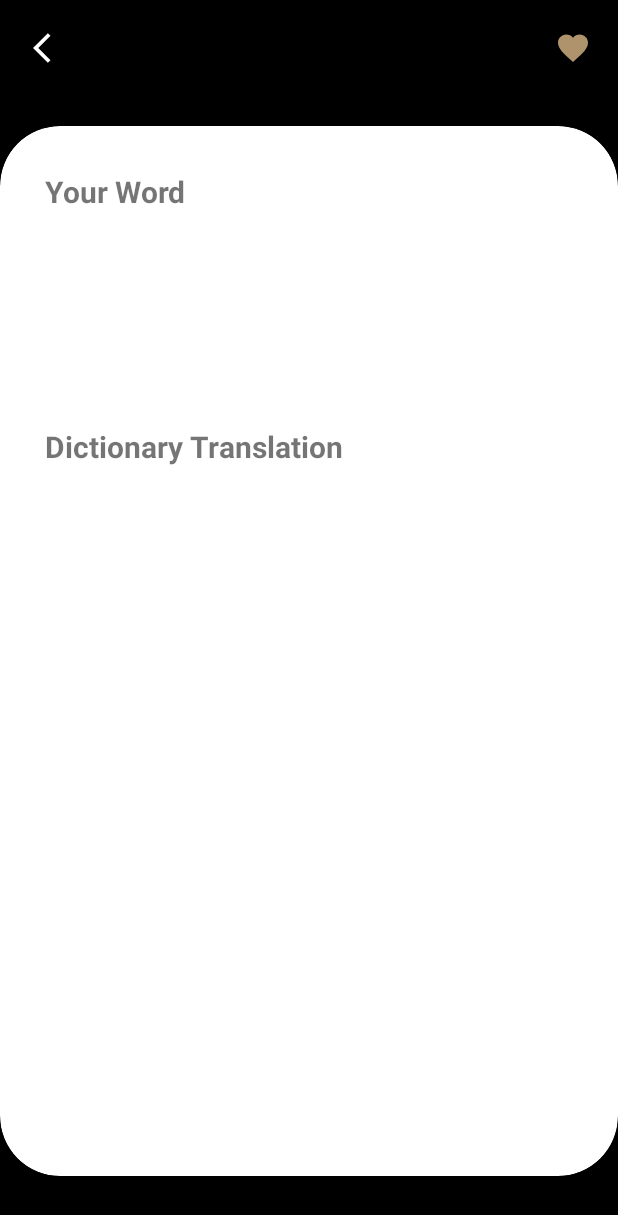
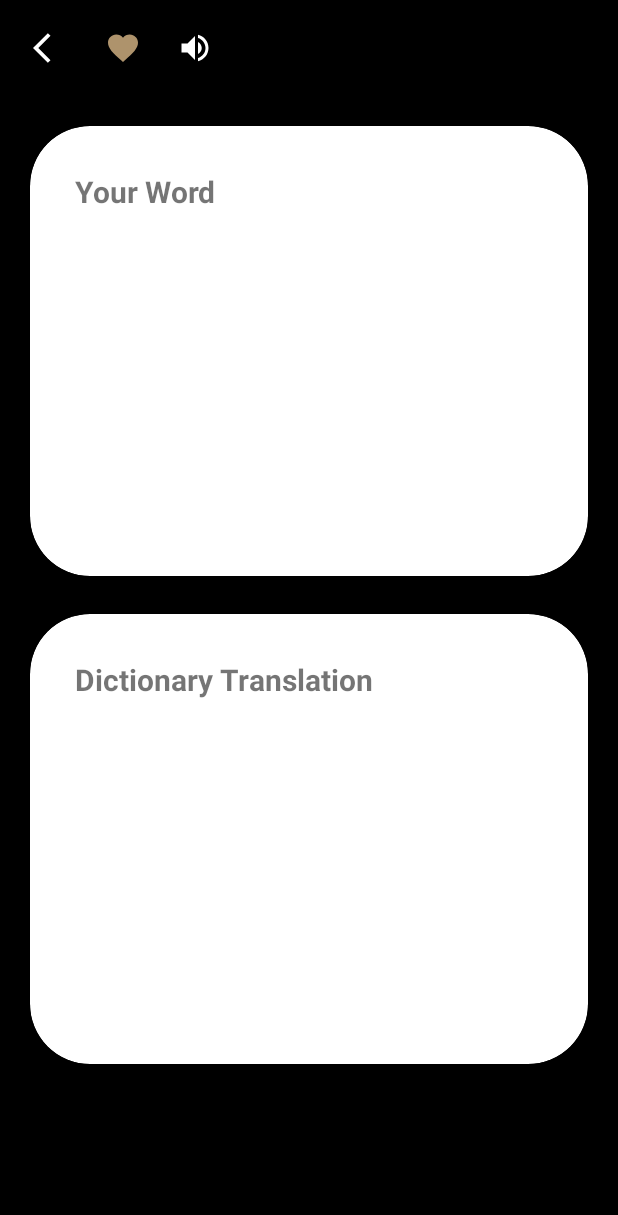
Before and after one commit to HastiFattahi/TranslatorFinalProject, an Android app: the translation screen opened directly, with no data from a screen before it, on a phone screen of 412 x 824 dp. Shown: the top 1215 px of the screen. Run offline under Robolectric (Android 15) with nearby library versions, the phone set to English and light mode, and no system bars; network calls fail; 3 statements that could not run were skipped.

Commit message:
fix http error

```diff
--- a/app/build.gradle
+++ b/app/build.gradle
@@ -36,6 +36,7 @@ dependencies {
     testImplementation 'junit:junit:4.+'
     androidTestImplementation 'androidx.test.ext:junit:1.1.3'
     androidTestImplementation 'androidx.test.espresso:espresso-core:3.4.0'
+    implementation "androidx.recyclerview:recyclerview:1.2.1"
 
-    implementation 'com.google.android.material:material:1.2.1'
+    implementation 'com.android.volley:volley:1.2.1'
 }
--- a/app/src/main/AndroidManifest.xml
+++ b/app/src/main/AndroidManifest.xml
@@ -1,6 +1,9 @@
 <?xml version="1.0" encoding="utf-8"?>
 <manifest xmlns:android="http://schemas.android.com/apk/res/android"
     package="com.shariaty.translatorfinalproject">
+
+    <uses-permission android:name="android.permission.INTERNET" />
+    <uses-permission android:name="android.permission.ACCESS_NETWORK_STATE" />
 
     <application
         android:allowBackup="true"
@@ -8,6 +11,7 @@
         android:label="@string/app_name"
         android:roundIcon="@mipmap/ic_launcher_round"
         android:supportsRtl="true"
+        android:usesCleartextTraffic="true"
         android:theme="@style/Theme.TranslatorFinalProject">
         <activity android:name=".translation"></activity>
         <activity android:name=".SecondActivity" />
--- a/app/src/main/java/com/shariaty/translatorfinalproject/translation.java
+++ b/app/src/main/java/com/shariaty/translatorfinalproject/translation.java
@@ -2,13 +2,25 @@ package com.shariaty.translatorfinalproject;
 
 import androidx.appcompat.app.AppCompatActivity;
 
+import android.content.Intent;
 import android.os.Bundle;
+import android.view.View;
+import android.widget.TextView;
 
 public class translation extends AppCompatActivity {
 
+    private TextView yourEdt,resultEdt;
     @Override
     protected void onCreate(Bundle savedInstanceState) {
         super.onCreate(savedInstanceState);
         setContentView(R.layout.activity_translation);
+
+        getSupportActionBar().hide();
+        yourEdt= findViewById(R.id.YourEdt);
+        resultEdt=findViewById(R.id.ResultEdt);
+        Intent intent=getIntent();
+        Bundle extras=intent.getExtras();
+        yourEdt.setText(extras.getString("word"));
+        resultEdt.setText(extras.getString("result"));
     }
 }
--- /dev/null
+++ b/app/src/main/res/drawable/ic_baseline_volume_up_24.xml
@@ -0,0 +1,5 @@
+<vector android:height="24dp" android:tint="#FFFFFF"
+    android:viewportHeight="24" android:viewportWidth="24"
+    android:width="24dp" xmlns:android="http://schemas.android.com/apk/res/android">
+    <path android:fillColor="@android:color/white" android:pathData="M3,9v6h4l5,5L12,4L7,9L3,9zM16.5,12c0,-1.77 -1.02,-3.29 -2.5,-4.03v8.05c1.48,-0.73 2.5,-2.25 2.5,-4.02zM14,3.23v2.06c2.89,0.86 5,3.54 5,6.71s-2.11,5.85 -5,6.71v2.06c4.01,-0.91 7,-4.49 7,-8.77s-2.99,-7.86 -7,-8.77z"/>
+</vector>
--- a/app/src/main/res/layout/activity_translation.xml
+++ b/app/src/main/res/layout/activity_translation.xml
@@ -27,16 +27,30 @@
             android:src="@drawable/ic_baseline_favorite_24"
             android:backgroundTint="@color/black"
             android:layout_marginTop="10dp"
-            android:layout_marginLeft="300dp"/>
+            />
+        <ImageButton
+            android:id="@+id/pronounceimgbtn"
+            android:layout_width="wrap_content"
+            android:layout_height="wrap_content"
+            android:src="@drawable/ic_baseline_volume_up_24"
+            android:backgroundTint="@color/black"
+            android:layout_marginTop="10dp"
+            />
+
     </LinearLayout>
 
     <LinearLayout
         android:layout_width="match_parent"
-        android:layout_height="700dp"
-        android:layout_marginTop="30dp">
+        android:layout_height="match_parent"
+        android:layout_marginTop="30dp"
+        android:orientation="vertical">
+
         <androidx.cardview.widget.CardView
             android:layout_width="match_parent"
-            android:layout_height="match_parent"
+            android:layout_height="300dp"
+            android:layout_marginBottom="25dp"
+            android:layout_marginLeft="20dp"
+            android:layout_marginRight="20dp"
             app:cardElevation="10dp"
             app:cardCornerRadius="40dp"
             app:cardBackgroundColor="@color/white"
@@ -44,6 +58,7 @@
             app:cardPreventCornerOverlap="true">
 
             <TextView
+                android:id="@+id/YourEdt"
                 android:layout_width="wrap_content"
                 android:layout_height="wrap_content"
                 android:text="Your Word"
@@ -52,12 +67,27 @@
                 android:layout_marginLeft="30dp"
                 android:textStyle="bold"
                 />
-            <TextView
+
+
+        </androidx.cardview.widget.CardView>
+        <androidx.cardview.widget.CardView
+            android:layout_width="match_parent"
+            android:layout_height="300dp"
+            android:layout_marginLeft="20dp"
+            android:layout_marginRight="20dp"
+            app:cardElevation="10dp"
+            app:cardCornerRadius="40dp"
+            app:cardBackgroundColor="@color/white"
+            app:cardMaxElevation="12dp"
+            app:cardPreventCornerOverlap="true">
+
+        <TextView
+                android:id="@+id/ResultEdt"
                 android:layout_width="wrap_content"
                 android:layout_height="wrap_content"
                 android:text="Dictionary Translation"
                 android:textSize="20dp"
-                android:layout_marginTop="200dp"
+                android:layout_marginTop="30dp"
                 android:layout_marginLeft="30dp"
                 android:textStyle="bold"
                 />
@@ -69,4 +99,5 @@
 
 
 
+
 </LinearLayout>
```
Also changed, not shown: app/src/main/java/com/shariaty/translatorfinalproject/MyAdapter.java (added, +75 -0 lines), app/src/main/java/com/shariaty/translatorfinalproject/SecondActivity.java (+106 -10 lines), app/src/main/res/layout/activity_second.xml (+5 -4 lines), app/src/main/res/layout/myrow.xml (added, +15 -0 lines), app/src/main/res/drawable/IMG_0308.JPG (deleted).
